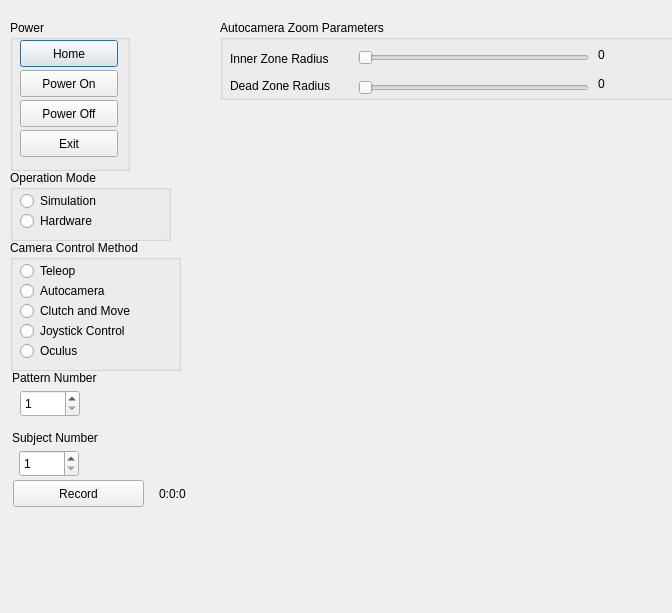
Above: scripts/camera_control_gui.ui from careslab/autocamera before the change. Below: the same form after it.
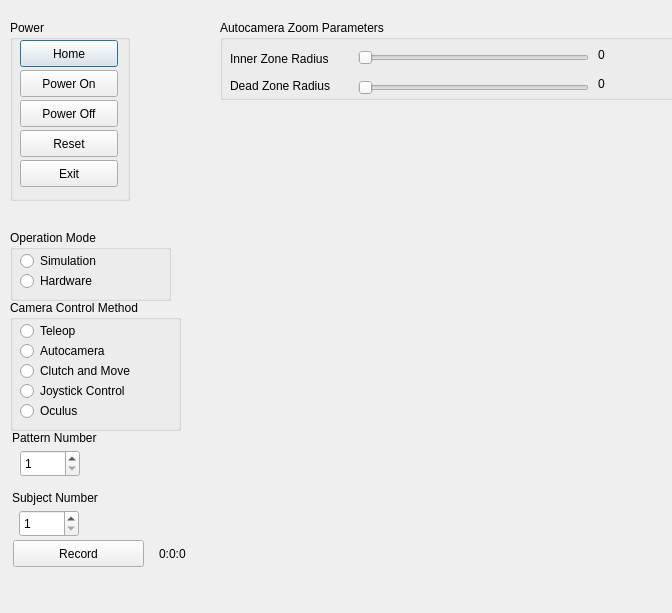
That is the form after the change.

Commit message: modified:   scripts/camera_control_gui.py 	modified:   scripts/camera_control_gui.pyc 	modified:   scripts/camera_control_gui.ui 	modified:   scripts/camera_control_node.py

```diff
--- a/scripts/camera_control_gui.ui
+++ b/scripts/camera_control_gui.ui
@@ -32,7 +32,7 @@
    <property name="geometry">
     <rect>
      <x>10</x>
-     <y>170</y>
+     <y>230</y>
      <width>161</width>
      <height>71</height>
     </rect>
@@ -71,7 +71,7 @@
    <property name="geometry">
     <rect>
      <x>10</x>
-     <y>240</y>
+     <y>300</y>
      <width>171</width>
      <height>131</height>
     </rect>
@@ -154,7 +154,7 @@
      <x>10</x>
      <y>20</y>
      <width>120</width>
-     <height>151</height>
+     <height>181</height>
     </rect>
    </property>
    <property name="title">
@@ -190,7 +190,7 @@
     <property name="geometry">
      <rect>
       <x>10</x>
-      <y>110</y>
+      <y>140</y>
       <width>98</width>
       <height>27</height>
      </rect>
@@ -212,6 +212,19 @@
      <string>Power On</string>
     </property>
    </widget>
+   <widget class="QPushButton" name="pushButtonReset">
+    <property name="geometry">
+     <rect>
+      <x>10</x>
+      <y>110</y>
+      <width>98</width>
+      <height>27</height>
+     </rect>
+    </property>
+    <property name="text">
+     <string>Reset</string>
+    </property>
+   </widget>
   </widget>
   <widget class="QGroupBox" name="groupBoxAutocameraParams">
    <property name="geometry">
@@ -308,7 +321,7 @@
    <property name="geometry">
     <rect>
      <x>13</x>
-     <y>480</y>
+     <y>540</y>
      <width>131</width>
      <height>27</height>
     </rect>
@@ -321,7 +334,7 @@
    <property name="geometry">
     <rect>
      <x>90</x>
-     <y>453</y>
+     <y>513</y>
      <width>111</width>
      <height>20</height>
     </rect>
@@ -334,7 +347,7 @@
    <property name="geometry">
     <rect>
      <x>12</x>
-     <y>430</y>
+     <y>490</y>
      <width>131</width>
      <height>16</height>
     </rect>
@@ -347,7 +360,7 @@
    <property name="geometry">
     <rect>
      <x>19</x>
-     <y>450</y>
+     <y>510</y>
      <width>60</width>
      <height>27</height>
     </rect>
@@ -363,7 +376,7 @@
    <property name="geometry">
     <rect>
      <x>12</x>
-     <y>370</y>
+     <y>430</y>
      <width>131</width>
      <height>16</height>
     </rect>
@@ -376,7 +389,7 @@
    <property name="geometry">
     <rect>
      <x>20</x>
-     <y>390</y>
+     <y>450</y>
      <width>60</width>
      <height>27</height>
     </rect>
@@ -392,7 +405,7 @@
    <property name="geometry">
     <rect>
      <x>159</x>
-     <y>485</y>
+     <y>545</y>
      <width>66</width>
      <height>17</height>
     </rect>
```
The commit also changes 3 other files.
